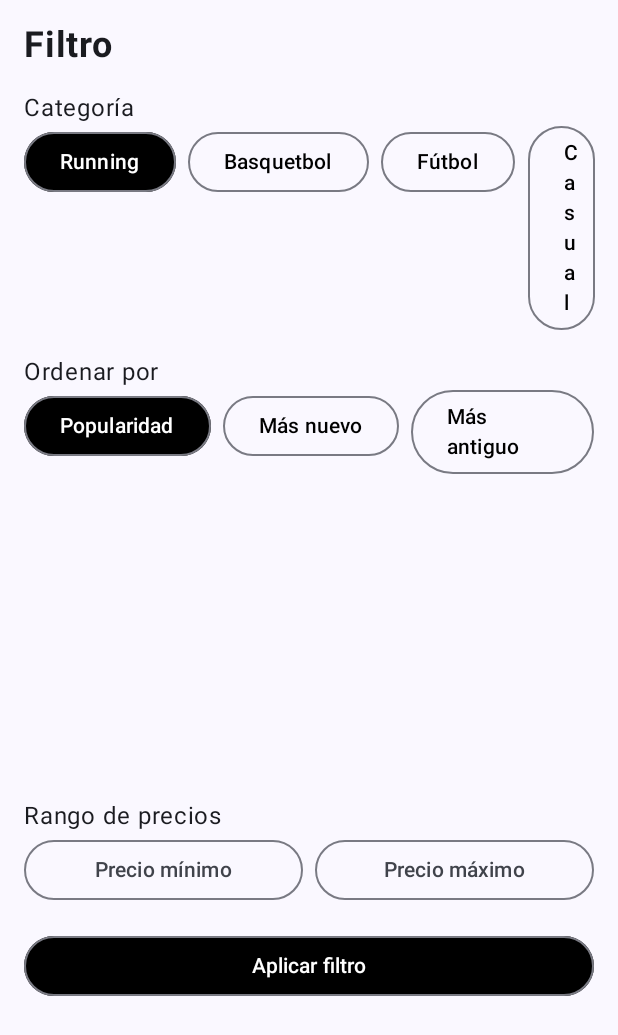
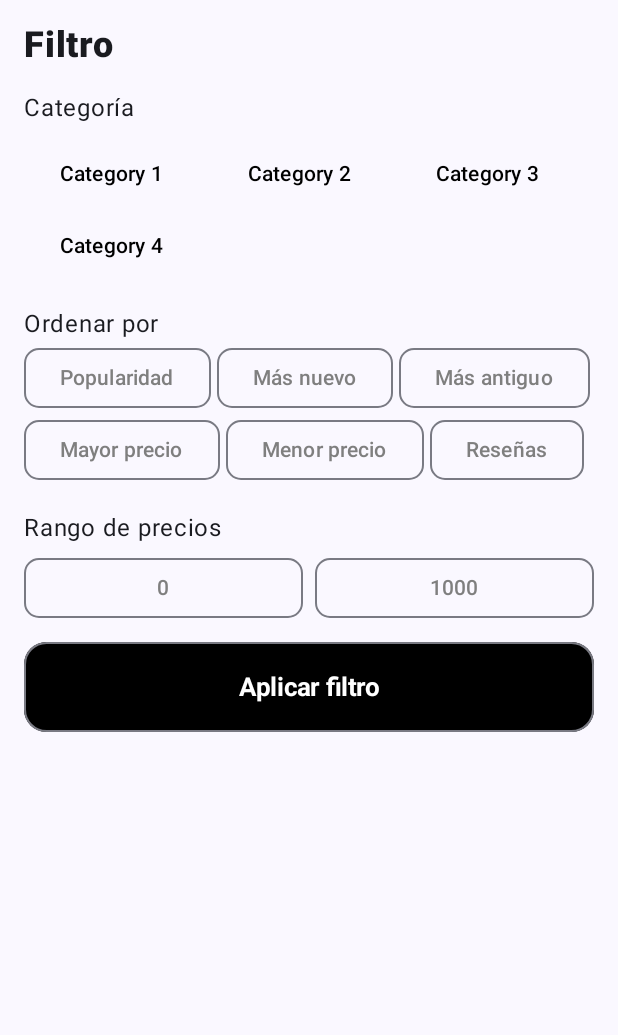
Before and after one commit to JackMerma/Realty, an Android app built with Jetpack Compose: the composable FilterContent shown on its own in the app's theme, on a phone screen of 412 x 824 dp. Shown: the top 1035 px of the screen. Run offline under Robolectric (Android 15) with nearby library versions, the phone set to English and light mode, and no system bars.

Commit message:
refactor: fixing style and buttons selection

```diff
--- a/app/src/main/java/com/example/realty/ui/screen/components/filteredProducts/FilterContent.kt
+++ b/app/src/main/java/com/example/realty/ui/screen/components/filteredProducts/FilterContent.kt
@@ -2,12 +2,16 @@ package com.example.realty.ui.screen.components.filteredProducts
 
 import androidx.compose.foundation.layout.Arrangement
 import androidx.compose.foundation.layout.Column
+import androidx.compose.foundation.layout.ExperimentalLayoutApi
+import androidx.compose.foundation.layout.FlowRow
 import androidx.compose.foundation.layout.Row
 import androidx.compose.foundation.layout.Spacer
 import androidx.compose.foundation.layout.fillMaxWidth
 import androidx.compose.foundation.layout.height
 import androidx.compose.foundation.layout.padding
 import androidx.compose.foundation.layout.width
+import androidx.compose.foundation.shape.RoundedCornerShape
+import androidx.compose.material3.Button
 import androidx.compose.material3.ButtonDefaults
 import androidx.compose.material3.OutlinedButton
 import androidx.compose.material3.Text
@@ -18,27 +22,29 @@ import androidx.compose.ui.text.font.FontWeight
 import androidx.compose.ui.unit.dp
 import androidx.compose.ui.unit.sp
 
+@OptIn(ExperimentalLayoutApi::class)
 @Composable
 fun FilterContent(
     filterSettings: FilterSettings,
     onApplyClick: () -> Unit
 ) {
     Column(modifier = Modifier.padding(16.dp)) {
-        Text(text = "Filtro", fontSize = 24.sp, fontWeight = FontWeight.Bold)
+        Text(text = "Filtro", fontSize = 24.sp, fontWeight = FontWeight.ExtraBold)
 
         Spacer(modifier = Modifier.height(16.dp))
 
         Text(text = "Categoría")
-        Row(horizontalArrangement = Arrangement.spacedBy(8.dp)) {
-            val categories = listOf("Running", "Basquetbol", "Fútbol", "Casual")
+        Spacer(modifier = Modifier.height(8.dp))
+        FlowRow(horizontalArrangement = Arrangement.spacedBy(8.dp)) {
+            val categories = listOf("Category 1", "Category 2", "Category 3", "Category 4")
             categories.forEach { category ->
-                OutlinedButton(
-                    onClick = { filterSettings.category = category },
-                    colors = if (filterSettings.category == category) {
+                Button(
+                    onClick = { filterSettings.category.value = category },
+                    colors = if (filterSettings.category.value == category) {
                         ButtonDefaults.outlinedButtonColors(contentColor = Color.White, containerColor = Color.Black)
                     } else {
                         ButtonDefaults.outlinedButtonColors(contentColor = Color.Black)
-                    }
+                    },
                 ) {
                     Text(text = category)
                 }
@@ -48,16 +54,17 @@ fun FilterContent(
         Spacer(modifier = Modifier.height(16.dp))
 
         Text(text = "Ordenar por")
-        Row(horizontalArrangement = Arrangement.spacedBy(8.dp)) {
+        FlowRow(horizontalArrangement = Arrangement.spacedBy(4.dp)) {
             val sortOptions = listOf("Popularidad", "Más nuevo", "Más antiguo", "Mayor precio", "Menor precio", "Reseñas")
             sortOptions.forEach { option ->
                 OutlinedButton(
-                    onClick = { filterSettings.orderBy = option },
-                    colors = if (filterSettings.orderBy == option) {
+                    onClick = { filterSettings.orderBy.value = option },
+                    colors = if (filterSettings.orderBy.value == option) {
                         ButtonDefaults.outlinedButtonColors(contentColor = Color.White, containerColor = Color.Black)
                     } else {
-                        ButtonDefaults.outlinedButtonColors(contentColor = Color.Black)
-                    }
+                        ButtonDefaults.outlinedButtonColors(contentColor = Color(0xff7f7f7f))
+                    },
+                    shape = RoundedCornerShape(25)
                 ) {
                     Text(text = option)
                 }
@@ -67,19 +74,29 @@ fun FilterContent(
         Spacer(modifier = Modifier.height(16.dp))
 
         Text(text = "Rango de precios")
+        Spacer(modifier = Modifier.height(8.dp))
         Row {
             OutlinedButton(
                 onClick = { /* TODO: Add price range logic */ },
-                modifier = Modifier.weight(1f)
+                modifier = Modifier
+                    .weight(1f)
+                    .height(40.dp),
+                shape = RoundedCornerShape(25),
+                colors = ButtonDefaults.outlinedButtonColors(contentColor = Color(0xff7f7f7f))
             ) {
-                Text(text = filterSettings.minPrice.ifEmpty { "Precio mínimo" })
+                //Text(text = filterSettings.minPrice.ifEmpty { "Precio mínimo" })
+                Text(text = filterSettings.minPrice.value.toString())
             }
             Spacer(modifier = Modifier.width(8.dp))
             OutlinedButton(
                 onClick = { /* TODO: Add price range logic */ },
-                modifier = Modifier.weight(1f)
+                modifier = Modifier
+                    .weight(1f)
+                    .height(40.dp),
+                shape = RoundedCornerShape(25),
+                colors = ButtonDefaults.outlinedButtonColors(contentColor = Color(0xff7f7f7f))
             ) {
-                Text(text = filterSettings.maxPrice.ifEmpty { "Precio máximo" })
+                Text(text = filterSettings.maxPrice.value.toString())
             }
         }
 
@@ -87,10 +104,13 @@ fun FilterContent(
 
         OutlinedButton(
             onClick = onApplyClick,
-            modifier = Modifier.fillMaxWidth(),
-            colors = ButtonDefaults.outlinedButtonColors(containerColor = Color.Black, contentColor = Color.White)
+            modifier = Modifier
+                .fillMaxWidth()
+                .height(60.dp),
+            colors = ButtonDefaults.outlinedButtonColors(containerColor = Color.Black, contentColor = Color.White),
+            shape = RoundedCornerShape(25)
         ) {
-            Text(text = "Aplicar filtro")
+            Text(text = "Aplicar filtro", fontWeight = FontWeight.Bold, fontSize = 17.sp)
         }
     }
 }
--- a/app/src/main/java/com/example/realty/ui/screen/components/filteredProducts/FilterSettings.kt
+++ b/app/src/main/java/com/example/realty/ui/screen/components/filteredProducts/FilterSettings.kt
@@ -1,8 +1,11 @@
 package com.example.realty.ui.screen.components.filteredProducts
 
+import androidx.compose.runtime.MutableState
+import androidx.compose.runtime.mutableStateOf
+
 data class FilterSettings(
-    var category: String = "Running",
-    var orderBy: String = "Popularidad",
-    var minPrice: String = "",
-    var maxPrice: String = ""
+    var category: MutableState<String> = mutableStateOf(""),
+    var orderBy: MutableState<String> = mutableStateOf(""),
+    var minPrice: MutableState<Int> = mutableStateOf(0),
+    var maxPrice: MutableState<Int> = mutableStateOf(1000),
 )
--- a/app/src/main/java/com/example/realty/ui/screen/components/filteredProducts/FilteredProducts.kt
+++ b/app/src/main/java/com/example/realty/ui/screen/components/filteredProducts/FilteredProducts.kt
@@ -40,7 +40,6 @@ import androidx.compose.ui.unit.dp
 import androidx.compose.ui.unit.sp
 import com.example.realty.R
 import com.example.realty.data.Product
-import kotlinx.coroutines.launch
 
 @OptIn(ExperimentalMaterial3Api::class)
 @Composable
@@ -53,7 +52,7 @@ fun FilteredProducts(
     val relatedList = Search(query)
 
     val sheetState = rememberModalBottomSheetState()
-    var isSheetOpen = remember {
+    val isSheetOpen = remember {
         mutableStateOf(false)
     }
     val scope = rememberCoroutineScope()
@@ -82,7 +81,7 @@ fun FilteredProducts(
             FilterContent(
                 filterSettings = filterSettings,
                 onApplyClick = {
-                    scope.launch { sheetState.hide() }
+                    isSheetOpen.value = false
                     // TODO: Apply filter settings
                 }
             )
```
